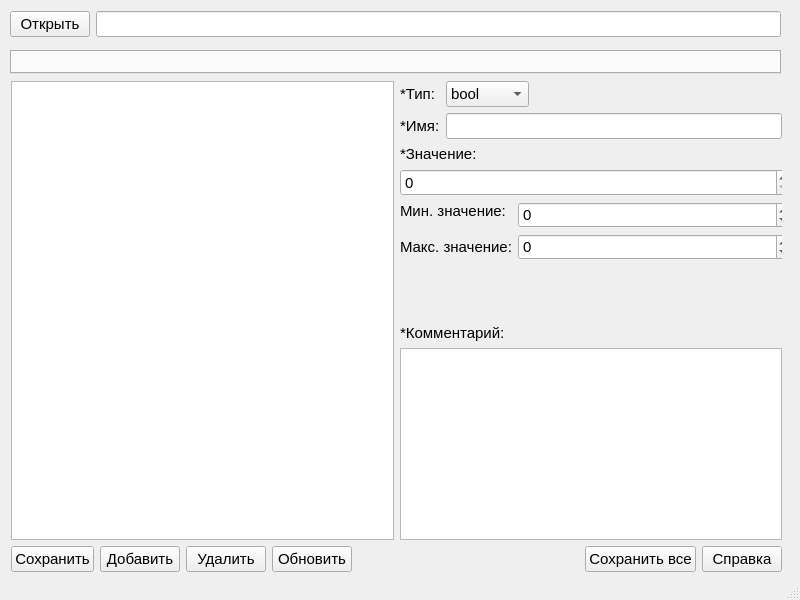
Before: the Qt Designer form mainwindow.ui in Jerely/cfgeditor-ui, drawn with Qt 5.
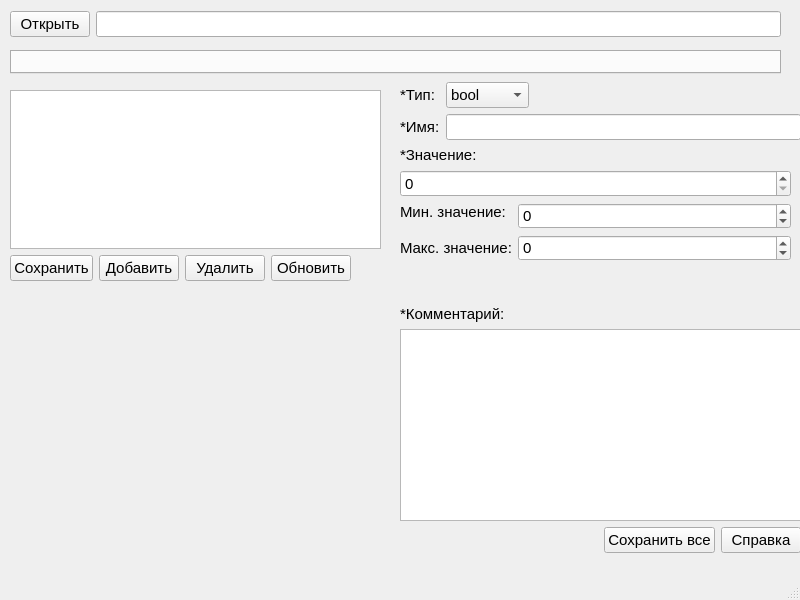
After: the same form once the commit is applied. Custom widgets are drawn as their Qt base class.

Commit message: Все еще пытаемся избавиться от проблемы.

```diff
--- a/mainwindow.ui
+++ b/mainwindow.ui
@@ -77,86 +77,12 @@
    <widget class="QWidget" name="layoutWidget">
     <property name="geometry">
      <rect>
-      <x>11</x>
-      <y>81</y>
-      <width>771</width>
-      <height>491</height>
+      <x>400</x>
+      <y>82</y>
+      <width>401</width>
+      <height>471</height>
      </rect>
     </property>
-    <layout class="QHBoxLayout" name="horizontalLayout_3">
-     <item>
-      <layout class="QVBoxLayout" name="verticalLayout_5">
-       <item>
-        <widget class="QListWidget" name="optionsListWidget"/>
-       </item>
-       <item>
-        <layout class="QHBoxLayout" name="horizontalLayout_2">
-         <item>
-          <widget class="QPushButton" name="saveButton">
-           <property name="font">
-            <font>
-             <pointsize>11</pointsize>
-            </font>
-           </property>
-           <property name="text">
-            <string>Сохранить</string>
-           </property>
-          </widget>
-         </item>
-         <item>
-          <widget class="QPushButton" name="addButton">
-           <property name="font">
-            <font>
-             <pointsize>11</pointsize>
-            </font>
-           </property>
-           <property name="text">
-            <string>Добавить</string>
-           </property>
-          </widget>
-         </item>
-         <item>
-          <widget class="QPushButton" name="removeButton">
-           <property name="font">
-            <font>
-             <pointsize>11</pointsize>
-            </font>
-           </property>
-           <property name="text">
-            <string>Удалить</string>
-           </property>
-          </widget>
-         </item>
-         <item>
-          <widget class="QPushButton" name="updateButton">
-           <property name="font">
-            <font>
-             <pointsize>11</pointsize>
-            </font>
-           </property>
-           <property name="text">
-            <string>Обновить</string>
-           </property>
-          </widget>
-         </item>
-         <item>
-          <spacer name="horizontalSpacer_2">
-           <property name="orientation">
-            <enum>Qt::Horizontal</enum>
-           </property>
-           <property name="sizeHint" stdset="0">
-            <size>
-             <width>40</width>
-             <height>20</height>
-            </size>
-           </property>
-          </spacer>
-         </item>
-        </layout>
-       </item>
-      </layout>
-     </item>
-     <item>
       <layout class="QVBoxLayout" name="verticalLayout_4">
        <item>
         <layout class="QVBoxLayout" name="verticalLayout">
@@ -561,6 +487,84 @@
           </widget>
          </item>
         </layout>
+     </item>
+    </layout>
+   </widget>
+   <widget class="QWidget" name="layoutWidget">
+    <property name="geometry">
+     <rect>
+      <x>10</x>
+      <y>90</y>
+      <width>371</width>
+      <height>191</height>
+     </rect>
+    </property>
+    <layout class="QVBoxLayout" name="verticalLayout_5">
+     <item>
+      <widget class="QListWidget" name="optionsListWidget"/>
+     </item>
+     <item>
+      <layout class="QHBoxLayout" name="horizontalLayout_2">
+       <item>
+        <widget class="QPushButton" name="saveButton">
+         <property name="font">
+          <font>
+           <pointsize>11</pointsize>
+          </font>
+         </property>
+         <property name="text">
+          <string>Сохранить</string>
+         </property>
+        </widget>
+       </item>
+       <item>
+        <widget class="QPushButton" name="addButton">
+         <property name="font">
+          <font>
+           <pointsize>11</pointsize>
+          </font>
+         </property>
+         <property name="text">
+          <string>Добавить</string>
+         </property>
+        </widget>
+       </item>
+       <item>
+        <widget class="QPushButton" name="removeButton">
+         <property name="font">
+          <font>
+           <pointsize>11</pointsize>
+          </font>
+         </property>
+         <property name="text">
+          <string>Удалить</string>
+         </property>
+        </widget>
+       </item>
+       <item>
+        <widget class="QPushButton" name="updateButton">
+         <property name="font">
+          <font>
+           <pointsize>11</pointsize>
+          </font>
+         </property>
+         <property name="text">
+          <string>Обновить</string>
+         </property>
+        </widget>
+       </item>
+       <item>
+        <spacer name="horizontalSpacer_2">
+         <property name="orientation">
+          <enum>Qt::Horizontal</enum>
+         </property>
+         <property name="sizeHint" stdset="0">
+          <size>
+           <width>40</width>
+           <height>20</height>
+          </size>
+         </property>
+        </spacer>
        </item>
       </layout>
      </item>
```
Left out of the diff: 36 changed lines with no effect on the pictures. Lines whose indentation alone changed are shown as unchanged. The commit also changes 2 other files.
